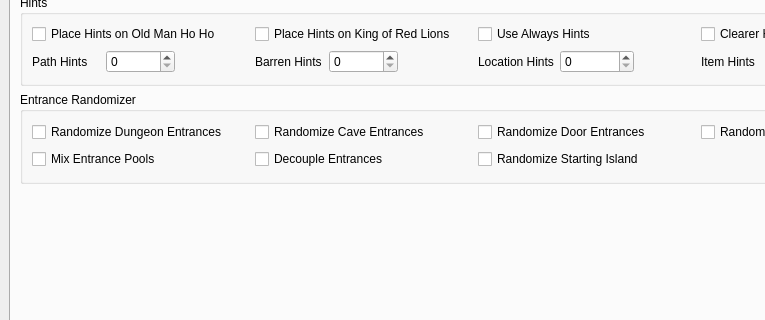
SuperDude88/TWWHD-Randomizer, file gui/mainwindow.ui: the form before one commit; both pictures show x 0 to 765 and y 160 to 480 of the 950 by 726 pixel window.
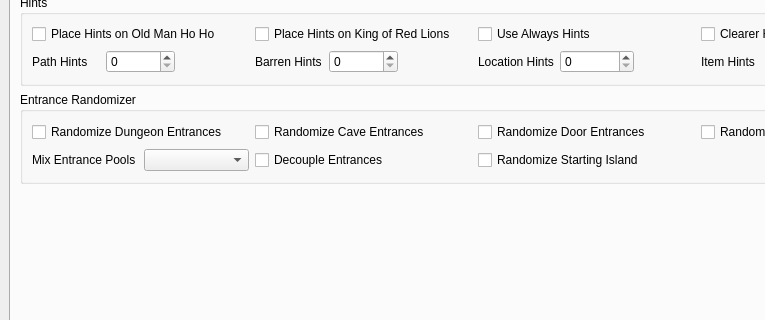
The form after the commit. The open tabs and pages were chosen to show the change.

Commit message: Allow users to choose which pools to mix in entrance randomizer

The edit to the form file:
```diff
--- a/gui/mainwindow.ui
+++ b/gui/mainwindow.ui
@@ -1208,13 +1208,6 @@
                  </property>
                 </widget>
                </item>
-               <item row="1" column="0">
-                <widget class="QCheckBox" name="mix_entrance_pools">
-                 <property name="text">
-                  <string>Mix Entrance Pools</string>
-                 </property>
-                </widget>
-               </item>
                <item row="1" column="1">
                 <widget class="QCheckBox" name="decouple_entrances">
                  <property name="text">
@@ -1229,6 +1222,20 @@
                  </property>
                 </widget>
                </item>
+               <item row="1" column="0">
+                <layout class="QHBoxLayout" name="horizontalLayout_18">
+                 <item>
+                  <widget class="QLabel" name="mix_pools_combobox_label">
+                   <property name="text">
+                    <string>Mix Entrance Pools</string>
+                   </property>
+                  </widget>
+                 </item>
+                 <item>
+                  <widget class="QComboBox" name="mix_pools_combobox"/>
+                 </item>
+                </layout>
+               </item>
               </layout>
              </widget>
             </item>
```
Left out of the diff: 2 changed lines with no effect on the pictures. The commit also changes 9 other files.
